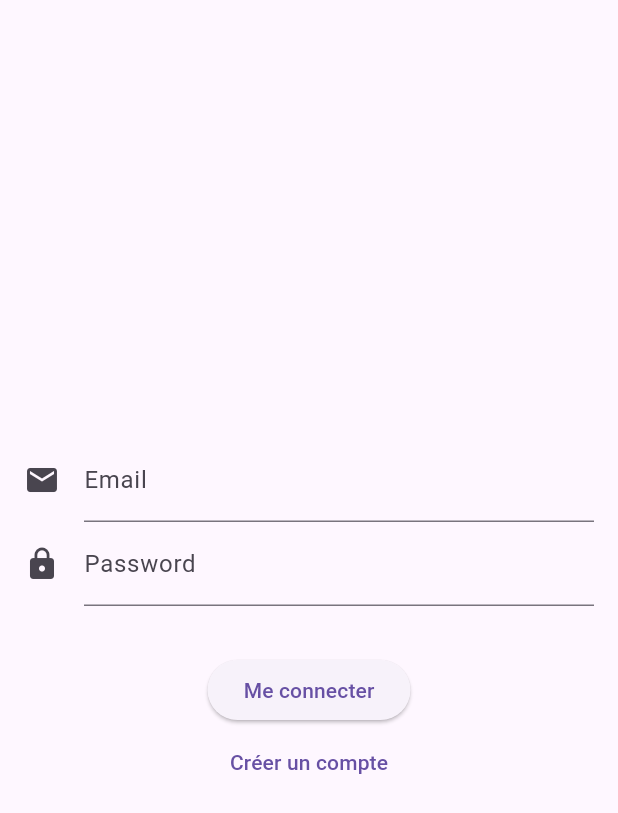
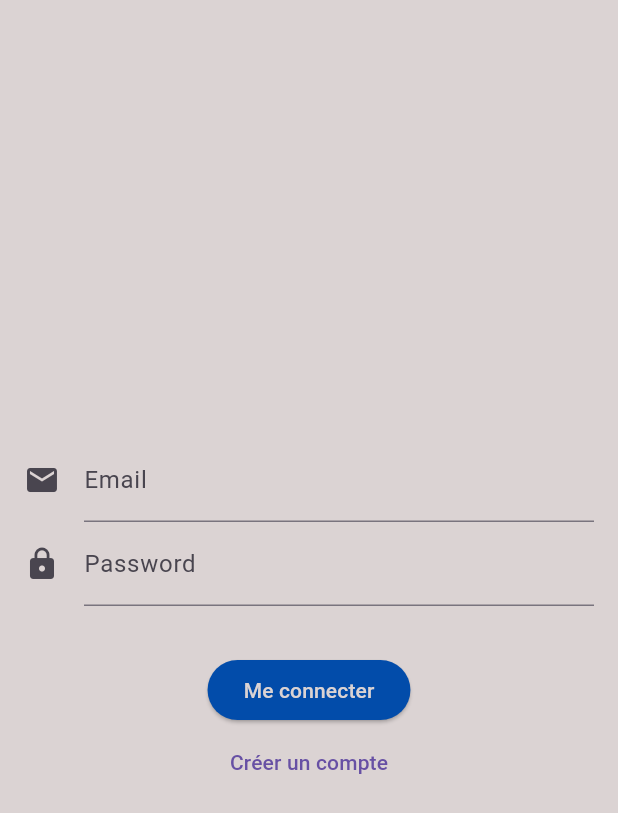
Before and after one commit to val-fcn/mealpy, a Flutter app: the screen it shows after launch, on a phone screen of 412 x 824 dp. Shown: the top 813 px of the screen. Run offline on Flutter 3.47's test engine with Material 3 defaults, Android fonts, the phone set to English and light mode, and no system bars; our stand-ins replace cloud_firestore, firebase_auth, firebase_core, flutter_dotenv; accounts and stored records are empty; generated files the repository leaves out were written again.

Commit message:
add theme

```diff
--- a/lib/main.dart
+++ b/lib/main.dart
@@ -5,6 +5,7 @@ import 'package:flutter_dotenv/flutter_dotenv.dart';
 import 'package:mealpy/firebase_options.dart';
 import 'package:mealpy/screens/home_screen.dart';
 
+import 'themes/theme.dart';
 import 'screens/auth_screen.dart';
 
 void main() async {
@@ -21,7 +22,7 @@ class MyApp extends StatelessWidget {
   @override
   Widget build(BuildContext context) {
     return MaterialApp(
-      //theme: AppTheme.lightTheme,
+      theme: AppTheme.lightTheme,
       home: StreamBuilder<User?>(
         stream: FirebaseAuth.instance.authStateChanges(),
         builder: (context, snapshot) {
--- /dev/null
+++ b/lib/themes/theme.dart
@@ -0,0 +1,39 @@
+import "package:flutter/material.dart";
+
+class AppTheme {
+  static const Color backgroundColor = Color(0xFFDBD3D3);
+  static const Color headlineColor = Color(0xFF091057);
+  static const Color paragraphColor = Color(0xFF091057);
+  static const Color buttonColor = Color(0xFF024CAA);
+  static const Color buttonTextColor = Color(0xFFDBD3D3);
+
+  static final ThemeData lightTheme = ThemeData(
+    brightness: Brightness.light,
+    primaryColor: backgroundColor,
+    scaffoldBackgroundColor: backgroundColor,
+    textTheme: const TextTheme(
+      displayLarge: TextStyle(
+        color: headlineColor,
+        fontSize: 24,
+        fontWeight: FontWeight.bold,
+      ),
+      bodyLarge: TextStyle(
+        color: paragraphColor,
+        fontSize: 16,
+      ),
+    ),
+    elevatedButtonTheme: ElevatedButtonThemeData(
+      style: ElevatedButton.styleFrom(
+        foregroundColor: buttonTextColor,
+        backgroundColor: buttonColor,
+      ),
+    ),
+    appBarTheme: const AppBarTheme(
+      backgroundColor: backgroundColor,
+      titleTextStyle: TextStyle(
+        color: headlineColor,
+        fontSize: 20,
+      ),
+    ),
+  );
+}
```
